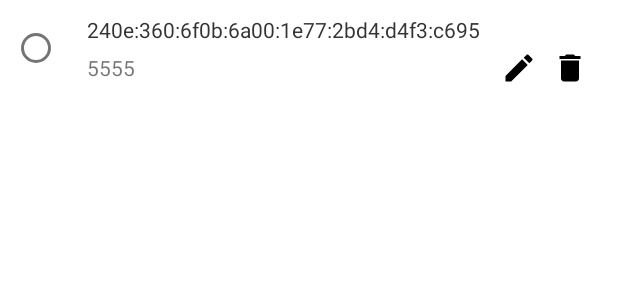
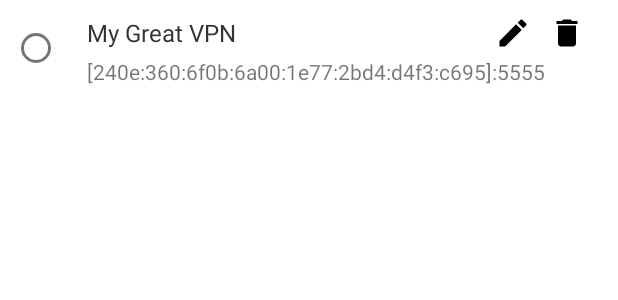
Before and after one commit to li-plus/4over6-android, an Android app: the layout item_server_config.xml on its own in the app's theme, with its tools: preview values and no code run, on a phone screen of 412 x 824 dp. Shown: the top 300 px of the screen. Run offline under Robolectric (Android 15) with nearby library versions, the phone set to English and light mode, and no system bars.

```diff
--- a/app/src/main/AndroidManifest.xml
+++ b/app/src/main/AndroidManifest.xml
@@ -11,7 +11,9 @@
         android:roundIcon="@mipmap/ic_launcher_round"
         android:supportsRtl="true"
         android:theme="@style/AppTheme">
-        <activity android:name=".activity.MainActivity">
+        <activity
+            android:name=".activity.MainActivity"
+            android:windowSoftInputMode="stateVisible|adjustResize">
             <intent-filter>
                 <action android:name="android.intent.action.MAIN" />
 
--- a/app/src/main/java/top/liplus/v4over6/adapter/ServerConfigAdapter.java
+++ b/app/src/main/java/top/liplus/v4over6/adapter/ServerConfigAdapter.java
@@ -43,8 +43,8 @@ public class ServerConfigAdapter extends BaseRecyclerViewAdapter<ServerConfig, B
     public void onBindViewHolder(@NonNull BaseRecyclerViewAdapter.BaseRecyclerViewHolder holder, int position) {
         ServerConfig config = getData().get(position);
         // setup server address and port
-        ((TextView) holder.findViewById(R.id.tv_server_addr)).setText(config.ipv6);
-        ((TextView) holder.findViewById(R.id.tv_server_port)).setText(String.valueOf(config.port));
+        ((TextView) holder.findViewById(R.id.tv_server_name)).setText(config.name);
+        ((TextView) holder.findViewById(R.id.tv_server_addr_port)).setText(String.format("[%s]:%d", config.ipv6, config.port));
         // setup radio button
         ((RadioButton) holder.findViewById(R.id.rb_curr_config)).setChecked(selectedIndex == position);
         // setup delete handler
--- a/app/src/main/java/top/liplus/v4over6/common/GlobalConfig.java
+++ b/app/src/main/java/top/liplus/v4over6/common/GlobalConfig.java
@@ -23,13 +23,13 @@ public class GlobalConfig {
     }
 
     public static List<ServerConfig> getServerConfigs(@NonNull Context ctx) {
-        List<ServerConfig> serverConfigs = new ArrayList<>();
-
         SharedPreferences sp = ctx.getSharedPreferences(Defs.KEY_GLOBAL, Context.MODE_PRIVATE);
         String strConfigs = sp.getString(Defs.KEY_SERVER_CONFIGS, "");
         if (strConfigs.isEmpty()) {
             return new ArrayList<>();
         }
+
+        List<ServerConfig> serverConfigs = new ArrayList<>();
         for (String strConfig : strConfigs.split("\n\n")) {
             String[] serverInfo = strConfig.split("\n");
             if (serverInfo.length != 3) {
--- a/app/src/main/res/layout/activity_main.xml
+++ b/app/src/main/res/layout/activity_main.xml
@@ -1,10 +1,10 @@
 <?xml version="1.0" encoding="utf-8"?>
 <androidx.coordinatorlayout.widget.CoordinatorLayout xmlns:android="http://schemas.android.com/apk/res/android"
     xmlns:tools="http://schemas.android.com/tools"
+    android:id="@+id/cl_main"
     android:layout_width="match_parent"
     android:layout_height="match_parent"
     android:orientation="vertical"
-    tools:context=".activity.MainActivity"
-    android:id="@+id/cl_main">
+    tools:context=".activity.MainActivity">
 
 </androidx.coordinatorlayout.widget.CoordinatorLayout>
--- a/app/src/main/res/layout/item_server_config.xml
+++ b/app/src/main/res/layout/item_server_config.xml
@@ -21,33 +21,27 @@
         android:layout_height="wrap_content"
         android:orientation="vertical">
 
-        <TextView
-            android:id="@+id/tv_server_addr"
-            android:layout_width="match_parent"
-            android:layout_height="wrap_content"
-            android:layout_margin="2sp"
-            android:text="240e:360:6f0b:6a00:1e77:2bd4:d4f3:c695"
-            android:textColor="@color/gray_3" />
-
         <RelativeLayout
             android:layout_width="match_parent"
             android:layout_height="wrap_content"
             android:layout_margin="2sp">
 
             <TextView
-                android:id="@+id/tv_server_port"
+                android:id="@+id/tv_server_name"
                 android:layout_width="wrap_content"
                 android:layout_height="wrap_content"
                 android:layout_alignParentStart="true"
                 android:layout_centerVertical="true"
                 android:gravity="center_vertical"
-                android:text="5555" />
+                android:text="My Great VPN"
+                android:textColor="@color/gray_3"
+                android:textSize="16sp" />
 
             <ImageView
                 android:id="@+id/iv_edit"
                 android:layout_width="wrap_content"
                 android:layout_height="wrap_content"
-                android:layout_marginEnd="10sp"
+                android:layout_marginEnd="12sp"
                 android:layout_toStartOf="@id/iv_delete"
                 android:src="@drawable/ic_action_edit" />
 
@@ -56,9 +50,17 @@
                 android:layout_width="wrap_content"
                 android:layout_height="wrap_content"
                 android:layout_alignParentEnd="true"
-                android:layout_marginEnd="10sp"
+                android:layout_marginEnd="12sp"
                 android:src="@drawable/ic_action_delete" />
         </RelativeLayout>
+
+        <TextView
+            android:id="@+id/tv_server_addr_port"
+            android:layout_width="match_parent"
+            android:layout_height="wrap_content"
+            android:layout_margin="2sp"
+            android:text="[240e:360:6f0b:6a00:1e77:2bd4:d4f3:c695]:5555" />
+
     </LinearLayout>
 
 </LinearLayout>
```
